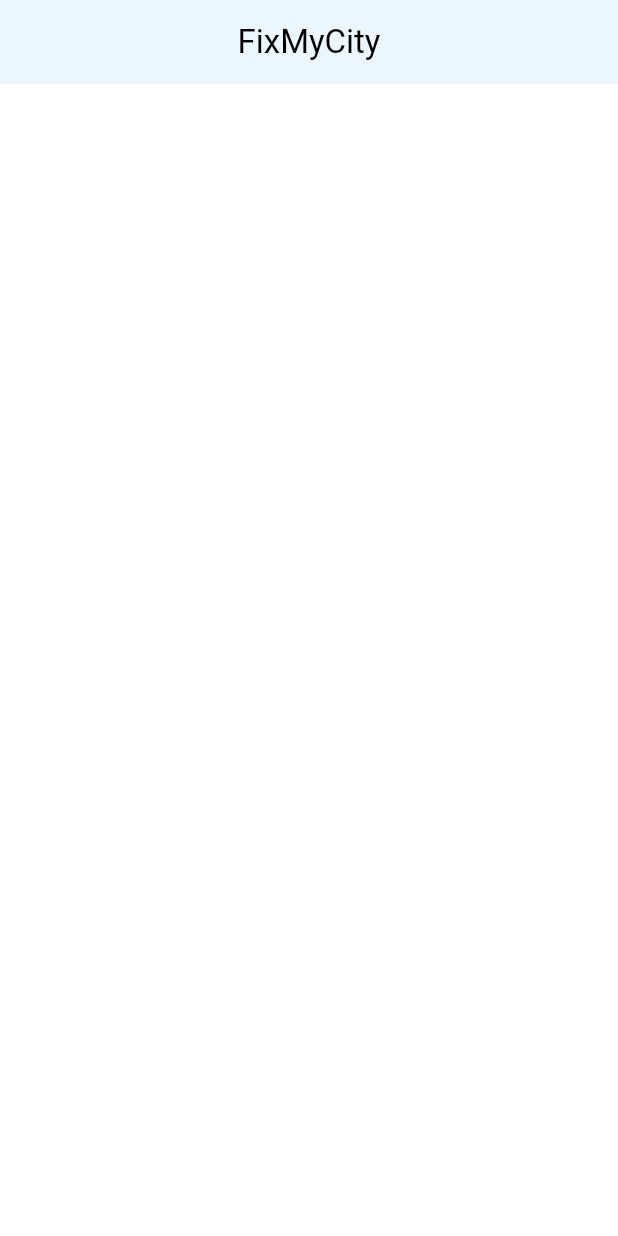
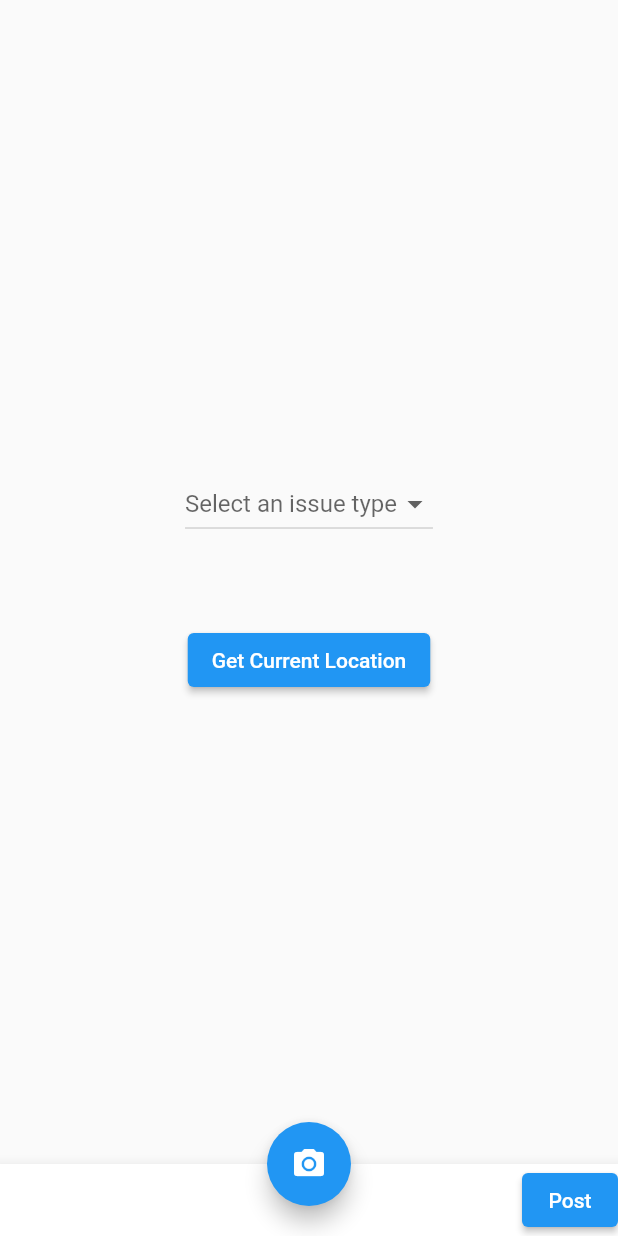
Before and after one commit to madhavbiju/FixMyCity, a Flutter app: the screen it shows after launch, on a phone screen of 412 x 824 dp. Run offline on Flutter 3.47's test engine with Material 2 defaults, Android fonts, the phone set to English and light mode, and no system bars; drawn by our look-alikes of dynamic_color; our stand-ins replace geolocator, location.

Commit message:
Home Page

```diff
--- a/lib/Screens/home.dart
+++ b/lib/Screens/home.dart
@@ -1,4 +1,6 @@
 import 'package:flutter/material.dart';
+import 'package:location/location.dart';
+import 'package:geolocator/geolocator.dart';
 
 class HomePage extends StatefulWidget {
   @override
@@ -6,13 +8,81 @@ class HomePage extends StatefulWidget {
 }
 
 class _HomePageState extends State<HomePage> {
+  String _selectedIssue = 'Select an Issue';
+  String _currentLocation = '';
+  Null _issueType=null;
+
+  Future<void> _getCurrentLocation() async {
+    final location = Location();
+    try {
+      final currentLocation = await location.getLocation();
+      setState(() {
+        _currentLocation =
+            'Latitude: ${currentLocation.latitude}, Longitude: ${currentLocation.longitude}';
+      });
+    } catch (error) {
+      print('Error getting current location: $error');
+    }
+  }
+
+
   @override
   Widget build(BuildContext context) {
-    return Scaffold(
-      appBar: AppBar(
-        elevation: 4,
-        centerTitle: true,
-        title: Text('FixMyCity'),
+    return MaterialApp(
+      home: Scaffold(
+        body: Center(
+          child: Column(
+            mainAxisAlignment: MainAxisAlignment.center,
+            children: [
+              DropdownButton<String>(
+                value: _issueType,
+                hint: Text('Select an issue type'),
+                onChanged: (String? value) {
+                  setState(() {
+                    _issueType = value as Null;
+                  });
+                },
+                items: <String>[
+                  'Pothole',
+                  'Streetlight Outage',
+                  'Garbage Collection',
+                ].map<DropdownMenuItem<String>>((String value) {
+                  return DropdownMenuItem<String>(
+                    value: value,
+                    child: Text(value),
+                  );
+                }).toList(),
+              ),
+              SizedBox(height: 20),
+              Text(
+                _currentLocation,
+                style: TextStyle(fontWeight: FontWeight.bold),
+              ),
+              SizedBox(height: 20),
+              ElevatedButton(
+                onPressed: _getCurrentLocation,
+                child: Text('Get Current Location'),
+              ),
+            ],
+          ),
+        ),
+        floatingActionButton: FloatingActionButton(
+          onPressed: () {},
+          child: Icon(Icons.camera_alt),
+        ),
+        floatingActionButtonLocation: FloatingActionButtonLocation.centerDocked,
+        bottomNavigationBar: BottomAppBar(
+          child: Row(
+            mainAxisAlignment: MainAxisAlignment.end,
+            children: [
+              SizedBox(width: 20),
+              ElevatedButton(
+                onPressed: () {},
+                child: Text('Post'),
+              ),
+            ],
+          ),
+        ),
       ),
     );
   }
--- a/lib/main.dart
+++ b/lib/main.dart
@@ -9,16 +9,16 @@ void main() {
 class MyApp extends StatelessWidget {
   const MyApp({Key? key}) : super(key: key);
   static final _defaultLightColorScheme =
-      ColorScheme.fromSwatch(primarySwatch: Colors.blue);
+      ColorScheme.fromSwatch(primarySwatch: Colors.purple);
 
   static final _defaultDarkColorScheme = ColorScheme.fromSwatch(
-      primarySwatch: Colors.blue, brightness: Brightness.dark);
+      primarySwatch: Colors.deepPurple, brightness: Brightness.dark);
 
   @override
   Widget build(BuildContext context) {
     return DynamicColorBuilder(builder: (lightColorScheme, darkColorScheme) {
       return MaterialApp(
-        title: 'Classes to Attend',
+        title: 'FixMyCity',
         theme: ThemeData(
           colorScheme: lightColorScheme ?? _defaultLightColorScheme,
           useMaterial3: true,
--- a/pubspec.yaml
+++ b/pubspec.yaml
@@ -36,6 +36,8 @@ dependencies:
   # Use with the CupertinoIcons class for iOS style icons.
   cupertino_icons: ^1.0.2
   dynamic_color: ^1.6.2
+  location: ^4.4.0
+  geolocator: ^9.0.2
 
 dev_dependencies:
   flutter_test:
```
Also changed, not shown: pubspec.lock, 3 other files.
